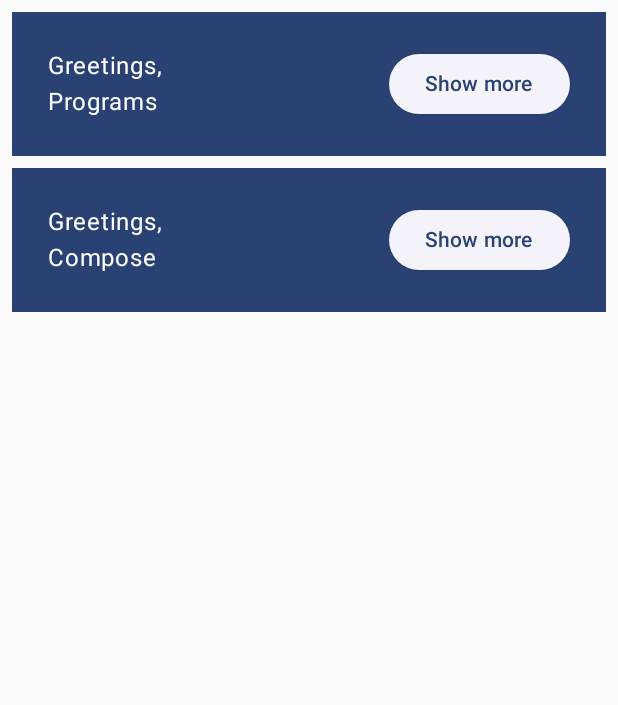
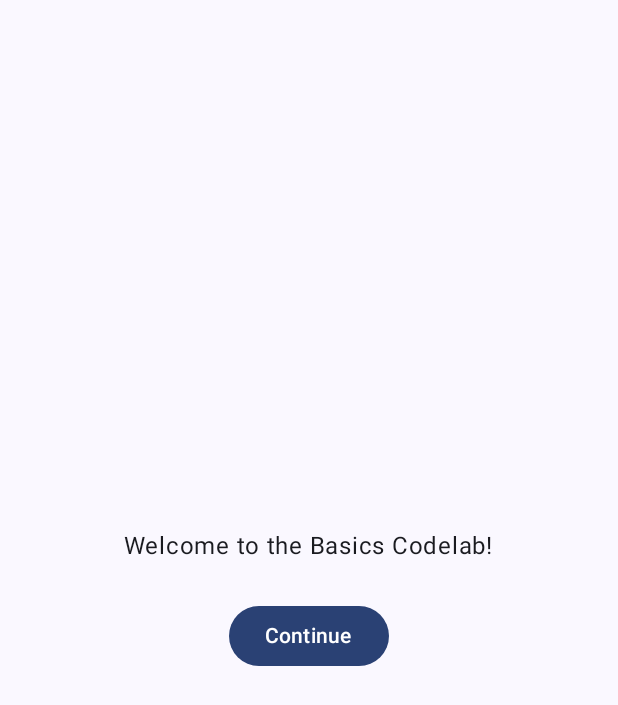
Before and after one commit to fossmanjack/codelab-basics, an Android app built with Jetpack Compose: the screen it shows after launch (MainActivity), on a phone screen of 412 x 824 dp. Shown: the top 705 px of the screen. Run offline under Robolectric (Android 15) with nearby library versions, the phone set to English and light mode, and no system bars.

```diff
--- a/app/src/main/java/com/p3soft/basicscodelab/MainActivity.kt
+++ b/app/src/main/java/com/p3soft/basicscodelab/MainActivity.kt
@@ -4,17 +4,22 @@ import android.os.Bundle
 import androidx.activity.ComponentActivity
 import androidx.activity.compose.setContent
 import androidx.activity.enableEdgeToEdge
+import androidx.compose.foundation.layout.Arrangement
 import androidx.compose.foundation.layout.Column
 import androidx.compose.foundation.layout.Row
 import androidx.compose.foundation.layout.fillMaxSize
 import androidx.compose.foundation.layout.padding
+import androidx.compose.material3.Button
 import androidx.compose.material3.ElevatedButton
 import androidx.compose.material3.MaterialTheme
 import androidx.compose.material3.Surface
 import androidx.compose.material3.Text
 import androidx.compose.runtime.Composable
+import androidx.compose.runtime.getValue
 import androidx.compose.runtime.mutableStateOf
 import androidx.compose.runtime.remember
+import androidx.compose.runtime.setValue
+import androidx.compose.ui.Alignment
 import androidx.compose.ui.Modifier
 import androidx.compose.ui.tooling.preview.Preview
 import androidx.compose.ui.unit.dp
@@ -30,42 +35,93 @@ class MainActivity : ComponentActivity() {
             }
         }
     }
-}
+} // class MainActivity : ComponentActivity()
+
+@Composable
+private fun Greetings(
+    modifier: Modifier = Modifier,
+    names: List<String> = listOf("Programs", "Compose")
+) {
+    Column(modifier = modifier.padding(vertical = 4.dp)) {
+        for (name in names)
+            Greeting(name = name)
+    }
+} // private fun Greetings
+
 
 @Composable
 fun MyApp(
     modifier: Modifier = Modifier,
-    names: List<String> = listOf("Programs", "Compose")
+    //names: List<String> = listOf("Programs", "Compose")
 ) {
-    Column(modifier = modifier.padding(vertical = 4.dp)) {
-        for(name in names)
-            Greeting(name = name)
+    // Note that we use "by" keyword instead of =
+    // This is a "property delegate" that saves us the trouble
+    // of typing shouldShowOnboarding.value every time
+    var shouldShowOnboarding by remember { mutableStateOf(true) }
+
+    Surface(modifier) {
+        if (shouldShowOnboarding) OnboardingScreen(
+            onContinueClicked = { shouldShowOnboarding = false }
+        )
+        else Greetings()
     }
-}
+} // fun MyApp(modifier)
 
 @Composable
 fun Greeting(name: String, modifier: Modifier = Modifier) {
-    val expanded = remember { mutableStateOf(false) }
-    val extraPadding = if (expanded.value) 48.dp else 0.dp
+    var expanded by remember { mutableStateOf(false) }
+    val extraPadding = if (expanded) 48.dp else 0.dp
 
     Surface(
         color = MaterialTheme.colorScheme.primary,
         modifier = modifier.padding(vertical = 4.dp, horizontal = 8.dp),
     ) {
         Row(modifier = Modifier.padding(24.dp)) {
-            Column(modifier = modifier.weight(1f).padding(bottom = extraPadding)) {
+            Column(modifier = modifier
+                .weight(1f)
+                .padding(bottom = extraPadding)) {
                 Text(text = "Greetings, ", modifier = Modifier)
                 Text(text = name, modifier = Modifier)
             }
             ElevatedButton(
-                onClick = { expanded.value = !expanded.value }
+                onClick = { expanded = !expanded }
             ) {
-                Text(if (expanded.value) "Show less" else "Show more")
+                Text(if (expanded) "Show less" else "Show more")
             }
         }
     }
 }
 
+@Composable
+fun OnboardingScreen(
+    modifier: Modifier = Modifier,
+    onContinueClicked: () -> Unit
+) {
+    Column(
+        modifier = modifier.fillMaxSize(),
+        verticalArrangement = Arrangement.Center,
+        horizontalAlignment = Alignment.CenterHorizontally,
+    ) {
+        Text("Welcome to the Basics Codelab!")
+        Button(
+            modifier = Modifier.padding(vertical = 24.dp),
+            onClick = onContinueClicked,
+        ) {
+            Text("Continue")
+        }
+    }
+}
+
+// Previews
+@Preview(showBackground = true, widthDp = 320, heightDp = 320)
+@Composable
+fun OnboardingPreview() {
+    BasicsCodelabTheme {
+        OnboardingScreen(onContinueClicked = {}) // do nothing on click
+    }
+}
+
+/*
 @Preview(showBackground = true, widthDp = 320)
 @Composable
 fun GreetingPreview() {
@@ -73,3 +129,13 @@ fun GreetingPreview() {
         MyApp()
     }
 }
+
+ */
+
+@Preview
+@Composable
+fun MyAppPreview() {
+    BasicsCodelabTheme {
+        MyApp(Modifier.fillMaxSize())
+    }
+}
```
